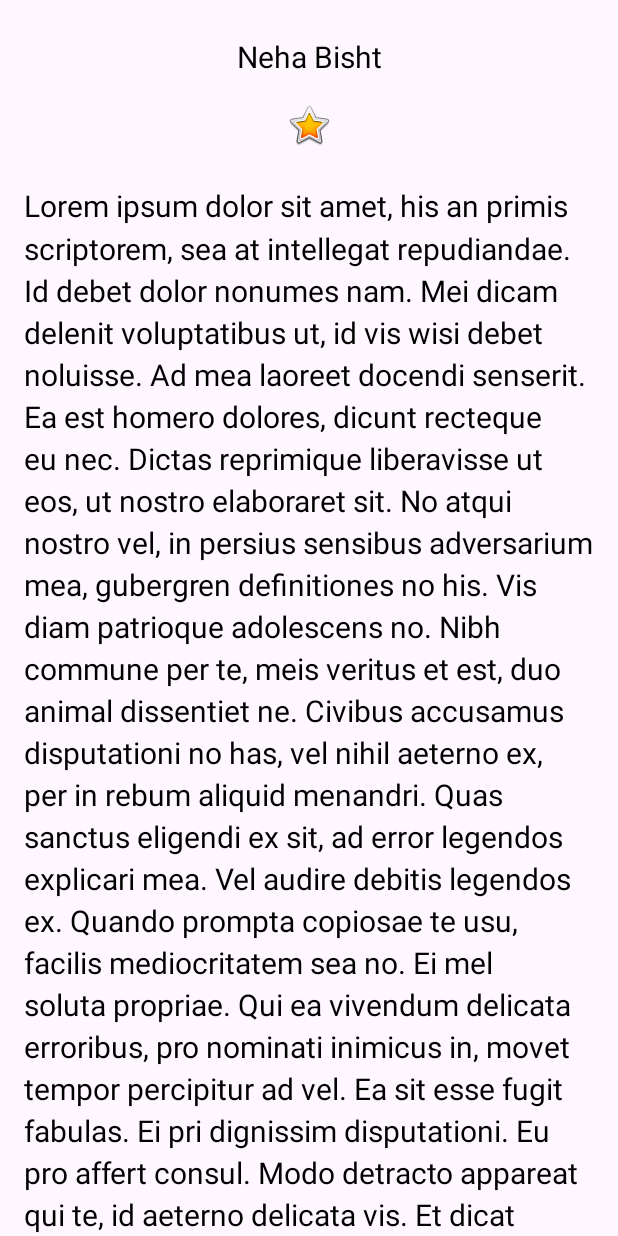
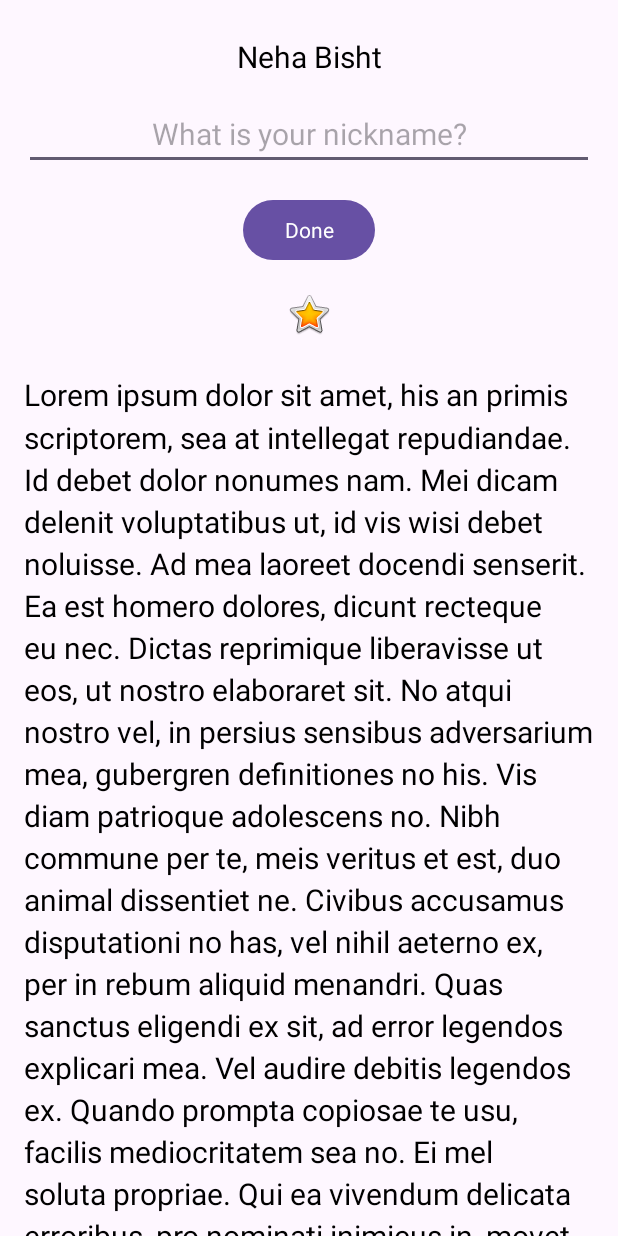
Before and after one commit to Nehabi/android_projects, an Android app: the screen it shows after launch (MainActivity), on a phone screen of 412 x 824 dp. Run offline under Robolectric (Android 15) with nearby library versions, the phone set to English and light mode, and no system bars.

Commit message:
changes for about me app

```diff
--- a/AboutMe/app/src/main/java/com/example/aboutme/MainActivity.kt
+++ b/AboutMe/app/src/main/java/com/example/aboutme/MainActivity.kt
@@ -1,11 +1,33 @@
 package com.example.aboutme
 
+import android.content.Context
 import androidx.appcompat.app.AppCompatActivity
 import android.os.Bundle
+import android.view.View
+import android.view.inputmethod.InputMethodManager
+import android.widget.Button
+import android.widget.EditText
+import android.widget.TextView
 
 class MainActivity : AppCompatActivity() {
     override fun onCreate(savedInstanceState: Bundle?) {
         super.onCreate(savedInstanceState)
         setContentView(R.layout.activity_main)
+        findViewById<Button>(R.id.done_button).setOnClickListener {
+            addNickName(it)
+        }
+    }
+
+    private fun addNickName(view: View) {
+        val editText = findViewById<EditText>(R.id.editText)
+        val nickNameTextView = findViewById<TextView>(R.id.text)
+        nickNameTextView.text = editText.text
+        editText.visibility = View.GONE
+        view.visibility = View.GONE
+        nickNameTextView.visibility = View.VISIBLE
+
+        //hide the keyboard
+        val imm = getSystemService(Context.INPUT_METHOD_SERVICE) as InputMethodManager
+        imm.hideSoftInputFromWindow(view.windowToken, 0)
     }
 }
--- a/AboutMe/app/src/main/res/layout/activity_main.xml
+++ b/AboutMe/app/src/main/res/layout/activity_main.xml
@@ -13,6 +13,33 @@
         android:layout_height="wrap_content"
         android:text="@string/name"
         android:textAlignment="center" />
+
+    <EditText
+        android:id="@+id/editText"
+        style="@style/NameStyle"
+        android:layout_width="match_parent"
+        android:layout_height="wrap_content"
+        android:hint="@string/what_is_your_nickname"
+        android:inputType="text"
+        android:textAlignment="center" />
+
+    <Button
+        android:id="@+id/done_button"
+        android:layout_width="wrap_content"
+        android:layout_height="wrap_content"
+        android:layout_gravity="center_horizontal"
+        android:layout_marginTop="@dimen/layout_margin"
+        android:fontFamily="@font/roboto"
+        android:text="@string/done"
+        android:textColor="@color/white"/>
+
+    <TextView
+        android:id="@+id/text"
+        style="@style/NameStyle"
+        android:layout_width="match_parent"
+        android:layout_height="wrap_content"
+        android:visibility="gone"
+        android:textAlignment="center"/>
 
     <ImageView
         android:id="@+id/imageView"
@@ -33,8 +60,6 @@
             android:layout_width="match_parent"
             android:layout_height="wrap_content"
             android:lineSpacingMultiplier="1.2"
-            android:paddingStart="@dimen/padding"
-            android:paddingEnd="@dimen/padding"
             android:text="@string/bio" />
     </ScrollView>
 
--- a/AboutMe/app/src/main/res/values/strings.xml
+++ b/AboutMe/app/src/main/res/values/strings.xml
@@ -11,4 +11,6 @@ Quando prompta copiosae te usu, facilis mediocritatem sea no. Ei mel soluta prop
 Eu pro affert consul. Modo detracto appareat qui te, id aeterno delicata vis. Et dicat ceteros maluisset nec, meis apeirian constituam id est. Mundi mollis eam an. Pericula erroribus ex per, eos an nemore accusam. Magna numquam molestiae ne nec.
 
 Dicat persius eum ex, mei et amet sumo semper, et probatus maluisset vituperata vim. Viderer forensibus ei mea. Te corpora gubergren nam, qui voluptua deserunt cu. An usu liber pertinacia. His propriae petentium id, cum no vocibus apeirian. Ne vero aliquid fabellas pro.</string>
+    <string name="what_is_your_nickname">What is your nickname?</string>
+    <string name="done">Done</string>
 </resources>
--- a/AboutMe/app/src/main/res/values/styles.xml
+++ b/AboutMe/app/src/main/res/values/styles.xml
@@ -6,5 +6,7 @@
         <item name="android:paddingTop">@dimen/small_padding</item>
         <item name="android:textColor">@color/black</item>
         <item name="android:textSize">@dimen/small_font</item>
+        <item name="android:layout_marginLeft">@dimen/layout_margin</item>
+        <item name="android:layout_marginRight">@dimen/layout_margin</item>
     </style>
 </resources>
```
